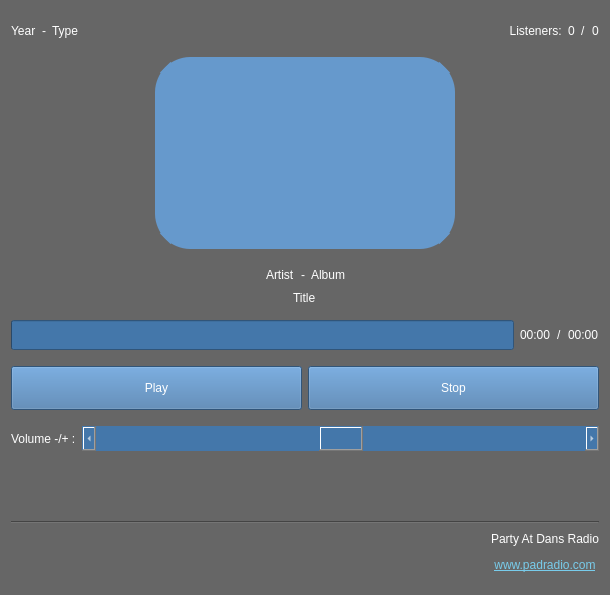
First picture: the form in window.ui, repository PartyAtDansRadio/PadRadio, before the edit.
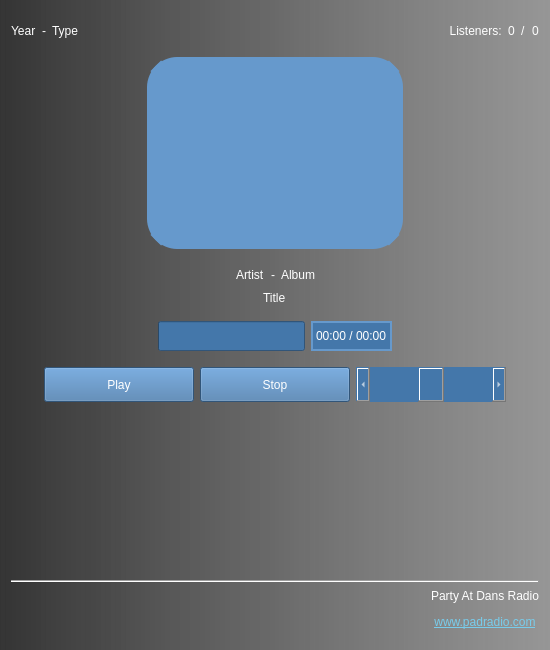
Second picture: the form after the edit. Icons and pictures are not drawn. Custom widgets are drawn as their Qt base class.

What changed in the file:
```diff
--- a/window.ui
+++ b/window.ui
@@ -6,8 +6,8 @@
    <rect>
     <x>0</x>
     <y>0</y>
-    <width>610</width>
-    <height>595</height>
+    <width>550</width>
+    <height>650</height>
    </rect>
   </property>
   <property name="sizePolicy">
@@ -18,8 +18,8 @@
   </property>
   <property name="minimumSize">
    <size>
-    <width>500</width>
-    <height>0</height>
+    <width>550</width>
+    <height>650</height>
    </size>
   </property>
   <property name="windowTitle">
@@ -31,7 +31,7 @@
   </property>
   <property name="styleSheet">
    <string notr="true">font: 666 14pt &quot;Cantarell&quot;;
-background-color: #666;
+background-color: qlineargradient(spread:pad, x1:0, y1:0, x2:1, y2:0, stop:0 rgba(50, 50, 50, 200), stop:1 rgba(150, 150, 150, 255));
 color:#FFFFFF;</string>
   </property>
   <widget class="QWidget" name="centralWidget">
@@ -46,6 +46,9 @@
       </property>
       <item alignment="Qt::AlignLeft">
        <widget class="QLabel" name="musicYear">
+        <property name="styleSheet">
+         <string>background-color: rgba(0, 0, 0, 0);</string>
+        </property>
         <property name="text">
          <string>Year</string>
         </property>
@@ -53,6 +56,9 @@
       </item>
       <item alignment="Qt::AlignLeft">
        <widget class="QLabel" name="typeSep">
+        <property name="styleSheet">
+         <string>background-color: rgba(0, 0, 0, 0);</string>
+        </property>
         <property name="text">
          <string>-</string>
         </property>
@@ -60,6 +66,9 @@
       </item>
       <item alignment="Qt::AlignLeft">
        <widget class="QLabel" name="musicType">
+        <property name="styleSheet">
+         <string>background-color: rgba(0, 0, 0, 0);</string>
+        </property>
         <property name="text">
          <string>Type</string>
         </property>
@@ -80,6 +89,9 @@
       </item>
       <item alignment="Qt::AlignLeft">
        <widget class="QLabel" name="noteListeners">
+        <property name="styleSheet">
+         <string>background-color: rgba(0, 0, 0, 0);</string>
+        </property>
         <property name="text">
          <string>  Listeners:</string>
         </property>
@@ -87,6 +99,9 @@
       </item>
       <item alignment="Qt::AlignLeft">
        <widget class="QLabel" name="musicListeners">
+        <property name="styleSheet">
+         <string>background-color: rgba(0, 0, 0, 0);</string>
+        </property>
         <property name="text">
          <string>0</string>
         </property>
@@ -94,6 +109,9 @@
       </item>
       <item>
        <widget class="QLabel" name="ListenersSep">
+        <property name="styleSheet">
+         <string>background-color: rgba(0, 0, 0, 0);</string>
+        </property>
         <property name="text">
          <string>/</string>
         </property>
@@ -101,6 +119,9 @@
       </item>
       <item>
        <widget class="QLabel" name="musicMaxListeners">
+        <property name="styleSheet">
+         <string>background-color: rgba(0, 0, 0, 0);</string>
+        </property>
         <property name="text">
          <string>0</string>
         </property>
@@ -110,35 +131,32 @@
     </item>
     <item>
      <layout class="QHBoxLayout" name="graphicsLayout">
+      <property name="sizeConstraint">
+       <enum>QLayout::SetDefaultConstraint</enum>
+      </property>
       <property name="bottomMargin">
        <number>10</number>
       </property>
-      <item>
-       <widget class="QGraphicsView" name="graphicsView">
+      <item alignment="Qt::AlignHCenter|Qt::AlignTop">
+       <widget class="AlbumArt" name="graphicsView">
         <property name="sizePolicy">
-         <sizepolicy hsizetype="Fixed" vsizetype="Fixed">
+         <sizepolicy hsizetype="Expanding" vsizetype="Expanding">
           <horstretch>0</horstretch>
           <verstretch>0</verstretch>
          </sizepolicy>
         </property>
-        <property name="minimumSize">
+        <property name="maximumSize">
          <size>
-          <width>300</width>
-          <height>0</height>
+          <width>16777215</width>
+          <height>16777215</height>
          </size>
         </property>
-        <property name="autoFillBackground">
-         <bool>false</bool>
-        </property>
         <property name="styleSheet">
          <string notr="true">border: 15px solid #69C;
-border-radius: 35px;
+border-radius: 30px;
 background-color: #69C;
 </string>
         </property>
-        <property name="frameShadow">
-         <enum>QFrame::Plain</enum>
-        </property>
         <property name="verticalScrollBarPolicy">
          <enum>Qt::ScrollBarAlwaysOff</enum>
         </property>
@@ -169,6 +187,9 @@
       </item>
       <item>
        <widget class="QLabel" name="musicArtist">
+        <property name="styleSheet">
+         <string>background-color: rgba(0, 0, 0, 0);</string>
+        </property>
         <property name="text">
          <string>Artist</string>
         </property>
@@ -176,6 +197,9 @@
       </item>
       <item>
        <widget class="QLabel" name="songSep">
+        <property name="styleSheet">
+         <string>background-color: rgba(0, 0, 0, 0);</string>
+        </property>
         <property name="text">
          <string>-</string>
         </property>
@@ -184,7 +208,7 @@
       <item>
        <widget class="QLabel" name="musicAlbum">
         <property name="styleSheet">
-         <string notr="true"/>
+         <string notr="true">background-color: rgba(0, 0, 0, 0);</string>
         </property>
         <property name="text">
          <string>Album</string>
@@ -209,12 +233,13 @@
     <item>
      <layout class="QHBoxLayout" name="titleLayout">
       <property name="bottomMargin">
-       <number>9</number>
+       <number>10</number>
       </property>
       <item alignment="Qt::AlignHCenter">
        <widget class="QLabel" name="musicTitle">
         <property name="styleSheet">
-         <string notr="true">font: 666 15pt &quot;Cantarell&quot;;</string>
+         <string notr="true">background-color: rgba(0, 0, 0, 0);
+font: 666 16pt &quot;Cantarell&quot;;</string>
         </property>
         <property name="text">
          <string>Title</string>
@@ -228,6 +253,19 @@
       <property name="bottomMargin">
        <number>10</number>
       </property>
+      <item>
+       <spacer name="leftPlayBarSpacer">
+        <property name="orientation">
+         <enum>Qt::Horizontal</enum>
+        </property>
+        <property name="sizeHint" stdset="0">
+         <size>
+          <width>40</width>
+          <height>20</height>
+         </size>
+        </property>
+       </spacer>
+      </item>
       <item>
        <widget class="QProgressBar" name="progressBar">
         <property name="sizePolicy">
@@ -270,27 +308,33 @@
       </item>
       <item>
        <widget class="QLabel" name="musicTimeLeft">
+        <property name="styleSheet">
+         <string notr="true">border: 2px solid #69C;
+background-color: #47A;</string>
+        </property>
         <property name="text">
-         <string>00:00</string>
+         <string>00:00 / 00:00</string>
         </property>
-       </widget>
-      </item>
-      <item>
-       <widget class="QLabel" name="timeSep">
-        <property name="frameShape">
-         <enum>QFrame::NoFrame</enum>
+        <property name="alignment">
+         <set>Qt::AlignLeading|Qt::AlignLeft|Qt::AlignVCenter</set>
         </property>
-        <property name="text">
-         <string>/</string>
+        <property name="textInteractionFlags">
+         <set>Qt::LinksAccessibleByMouse</set>
         </property>
        </widget>
       </item>
       <item>
-       <widget class="QLabel" name="musicTimeEnd">
-        <property name="text">
-         <string>00:00</string>
+       <spacer name="rightPlayBarSpacer">
+        <property name="orientation">
+         <enum>Qt::Horizontal</enum>
         </property>
-       </widget>
+        <property name="sizeHint" stdset="0">
+         <size>
+          <width>40</width>
+          <height>20</height>
+         </size>
+        </property>
+       </spacer>
       </item>
      </layout>
     </item>
@@ -299,6 +343,19 @@
       <property name="bottomMargin">
        <number>10</number>
       </property>
+      <item>
+       <spacer name="leftBottonSpacer">
+        <property name="orientation">
+         <enum>Qt::Horizontal</enum>
+        </property>
+        <property name="sizeHint" stdset="0">
+         <size>
+          <width>40</width>
+          <height>20</height>
+         </size>
+        </property>
+       </spacer>
+      </item>
       <item>
        <widget class="QPushButton" name="playButton">
         <property name="sizePolicy">
@@ -309,14 +366,14 @@
         </property>
         <property name="minimumSize">
          <size>
-          <width>0</width>
+          <width>150</width>
           <height>35</height>
          </size>
         </property>
         <property name="maximumSize">
          <size>
           <width>16777215</width>
-          <height>50</height>
+          <height>35</height>
          </size>
         </property>
         <property name="styleSheet">
@@ -325,15 +382,6 @@
         <property name="text">
          <string>Play</string>
         </property>
-        <property name="checkable">
-         <bool>false</bool>
-        </property>
-        <property name="autoExclusive">
-         <bool>false</bool>
-        </property>
-        <property name="flat">
-         <bool>false</bool>
-        </property>
        </widget>
       </item>
       <item>
@@ -346,14 +394,14 @@
         </property>
         <property name="minimumSize">
          <size>
-          <width>0</width>
+          <width>150</width>
           <height>35</height>
          </size>
         </property>
         <property name="maximumSize">
          <size>
           <width>16777215</width>
-          <height>50</height>
+          <height>35</height>
          </size>
         </property>
         <property name="contextMenuPolicy">
@@ -365,29 +413,6 @@
         <property name="text">
          <string>Stop</string>
         </property>
-        <property name="checkable">
-         <bool>false</bool>
-        </property>
-       </widget>
-      </item>
-     </layout>
-    </item>
-    <item>
-     <layout class="QHBoxLayout" name="volumeLayout">
-      <property name="bottomMargin">
-       <number>10</number>
-      </property>
-      <item>
-       <widget class="QLabel" name="volumeNote">
-        <property name="sizePolicy">
-         <sizepolicy hsizetype="Fixed" vsizetype="Preferred">
-          <horstretch>0</horstretch>
-          <verstretch>0</verstretch>
-         </sizepolicy>
-        </property>
-        <property name="text">
-         <string>Volume -/+ :</string>
-        </property>
        </widget>
       </item>
       <item>
@@ -400,14 +425,14 @@
         </property>
         <property name="minimumSize">
          <size>
-          <width>0</width>
+          <width>150</width>
           <height>15</height>
          </size>
         </property>
         <property name="maximumSize">
          <size>
           <width>16777215</width>
-          <height>25</height>
+          <height>35</height>
          </size>
         </property>
         <property name="styleSheet">
@@ -424,6 +449,19 @@
         </property>
        </widget>
       </item>
+      <item>
+       <spacer name="rightBottonSpacer">
+        <property name="orientation">
+         <enum>Qt::Horizontal</enum>
+        </property>
+        <property name="sizeHint" stdset="0">
+         <size>
+          <width>40</width>
+          <height>20</height>
+         </size>
+        </property>
+       </spacer>
+      </item>
      </layout>
     </item>
     <item>
@@ -441,6 +479,12 @@
     </item>
     <item>
      <widget class="Line" name="webSiteLine">
+      <property name="sizePolicy">
+       <sizepolicy hsizetype="Expanding" vsizetype="Fixed">
+        <horstretch>0</horstretch>
+        <verstretch>0</verstretch>
+       </sizepolicy>
+      </property>
       <property name="orientation">
        <enum>Qt::Horizontal</enum>
       </property>
@@ -462,36 +506,24 @@
         <property name="minimumSize">
          <size>
           <width>150</width>
-          <height>20</height>
+          <height>30</height>
          </size>
         </property>
         <property name="maximumSize">
          <size>
           <width>16777215</width>
-          <height>20</height>
-         </size>
-        </property>
-        <property name="sizeIncrement">
-         <size>
-          <width>0</width>
-          <height>0</height>
-         </size>
-        </property>
-        <property name="baseSize">
-         <size>
-          <width>0</width>
-          <height>0</height>
+          <height>50</height>
          </size>
         </property>
         <property name="styleSheet">
-         <string notr="true"/>
+         <string notr="true">background-color: rgba(0, 0, 0, 0);</string>
         </property>
        </widget>
       </item>
       <item alignment="Qt::AlignRight">
        <widget class="QLabel" name="webSite">
         <property name="sizePolicy">
-         <sizepolicy hsizetype="Expanding" vsizetype="Expanding">
+         <sizepolicy hsizetype="Fixed" vsizetype="Fixed">
           <horstretch>0</horstretch>
           <verstretch>0</verstretch>
          </sizepolicy>
@@ -500,7 +532,7 @@
          <bool>false</bool>
         </property>
         <property name="styleSheet">
-         <string notr="true">margin 0px 0px 0px 0px;</string>
+         <string notr="true">background-color: rgba(0, 0, 0, 0);</string>
         </property>
         <property name="text">
          <string>&lt;html&gt;&lt;head/&gt;&lt;body&gt;&lt;p&gt;Party At Dans Radio&lt;/p&gt;&lt;p&gt;&lt;a href=&quot;http://www.padradio.com&quot;&gt;&lt;span style=&quot; text-decoration: underline; color:#78cceb;&quot;&gt;www.padradio.com&lt;/span&gt;&lt;/a&gt;&lt;/p&gt;&lt;/body&gt;&lt;/html&gt;</string>
@@ -542,6 +574,11 @@
    <header location="global">scrolltext.h</header>
    <container>1</container>
   </customwidget>
+  <customwidget>
+   <class>AlbumArt</class>
+   <extends>QGraphicsView</extends>
+   <header location="global">albumart.h</header>
+  </customwidget>
  </customwidgets>
  <resources>
   <include location="Files.qrc"/>
```
Left out of the diff: 10 changed lines with no effect on the pictures.
